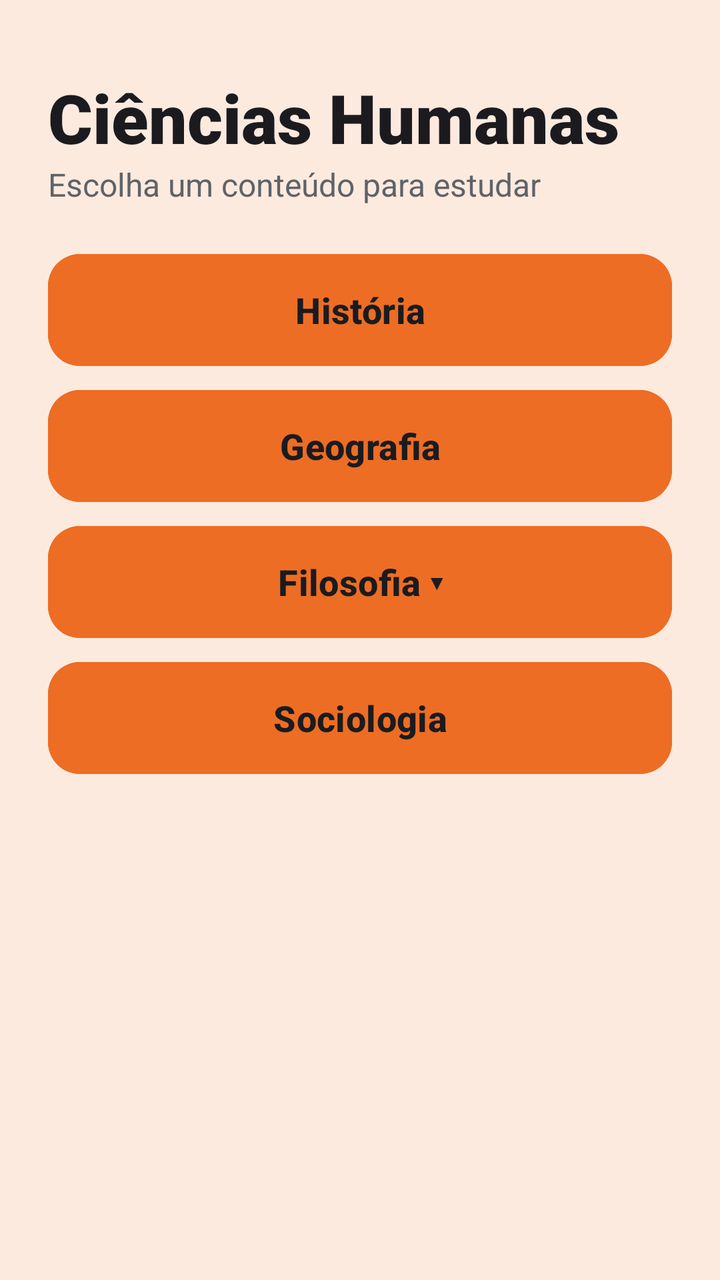
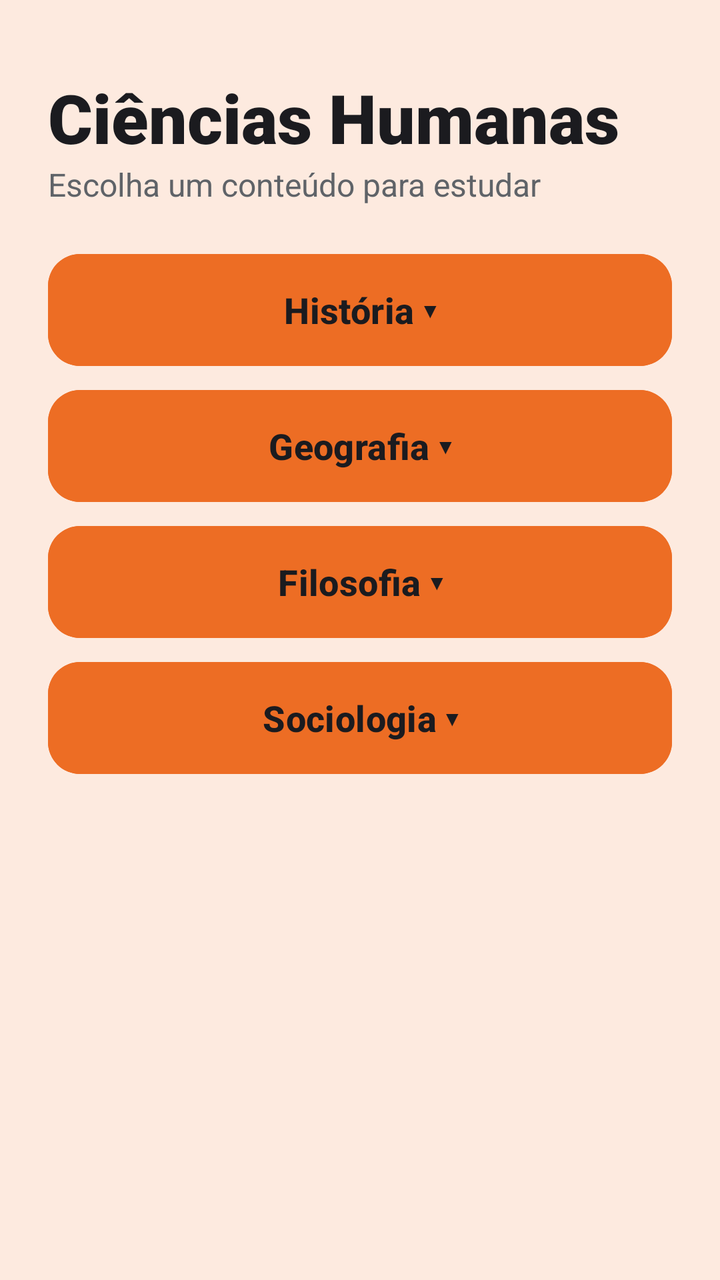

Before-and-after screenshots of an Android layout around one commit, followed by the original layout XML and the change that was made.
<!-- AndroidManifest.xml: application theme Theme.BrainUpPrototipo -->
<!-- res/layout/fragment_cienciashumanas.xml -->
<?xml version="1.0" encoding="utf-8"?>
<ScrollView xmlns:android="http://schemas.android.com/apk/res/android" xmlns:app="http://schemas.android.com/apk/res-auto" xmlns:tools="http://schemas.android.com/tools"
    android:layout_width="match_parent"
    android:layout_height="match_parent"
    android:background="@color/fundocienciashumanas"
    android:fillViewport="true">

    <LinearLayout
        android:layout_width="match_parent"
        android:layout_height="wrap_content"
        android:orientation="vertical"
        android:padding="24dp">

        <TextView
            android:layout_width="wrap_content"
            android:layout_height="wrap_content"
            android:layout_marginTop="12dp"
            android:fontFamily="sans-serif-black"
            android:text="Ciências Humanas"
            android:textColor="@color/texto_primario"
            android:textSize="34sp" />

        <TextView
            android:layout_width="wrap_content"
            android:layout_height="wrap_content"
            android:layout_marginBottom="12dp"
            android:text="Escolha um conteúdo para estudar"
            android:textColor="@color/texto_secundario"
            android:textSize="16sp" />

        <Button
            android:id="@+id/bthistoria"
            style="@style/BrainUp.Botao"
            android:layout_width="match_parent"
            android:layout_height="wrap_content"
            android:layout_marginTop="12dp"
            android:backgroundTint="@color/cienciashumanas"
            android:text="História" />
        <Button
            android:id="@+id/btgeografia"
            style="@style/BrainUp.Botao"
            android:layout_width="match_parent"
            android:layout_height="wrap_content"
            android:layout_marginTop="12dp"
            android:backgroundTint="@color/cienciashumanas"
            android:text="Geografia" />
        <Button
            android:id="@+id/btfilosofia"
            style="@style/BrainUp.Botao"
            android:layout_width="match_parent"
            android:layout_height="wrap_content"
            android:layout_marginTop="12dp"
            android:backgroundTint="@color/cienciashumanas"
            android:text="Filosofia ▾" />
        <LinearLayout
            android:id="@+id/menufilosofia"
            android:layout_width="match_parent"
            android:layout_height="wrap_content"
            android:orientation="vertical"
            android:paddingStart="24dp"
            android:visibility="gone">
            <Button
                android:id="@+id/btfiloIntro"
                style="@style/BrainUp.Botao"
                android:layout_width="match_parent"
                android:layout_height="wrap_content"
                android:layout_marginTop="12dp"
                android:backgroundTint="@color/cienciashumanas"
                android:text="Introdução à Filosofia" />
            <Button
                android:id="@+id/btpensadores"
                style="@style/BrainUp.Botao"
                android:layout_width="match_parent"
                android:layout_height="wrap_content"
                android:layout_marginTop="12dp"
                android:backgroundTint="@color/cienciashumanas"
                android:text="Pensadores Clássicos" />
            <Button
                android:id="@+id/btetica"
                style="@style/BrainUp.Botao"
                android:layout_width="match_parent"
                android:layout_height="wrap_content"
                android:layout_marginTop="12dp"
                android:backgroundTint="@color/cienciashumanas"
                android:text="Ética" />
            <Button
                android:id="@+id/btpolitica"
                style="@style/BrainUp.Botao"
                android:layout_width="match_parent"
                android:layout_height="wrap_content"
                android:layout_marginTop="12dp"
                android:backgroundTint="@color/cienciashumanas"
                android:text="Política" />
            <Button
                android:id="@+id/btpoliticaatual"
                style="@style/BrainUp.Botao"
                android:layout_width="match_parent"
                android:layout_height="wrap_content"
                android:layout_marginTop="12dp"
                android:backgroundTint="@color/cienciashumanas"
                android:text="Política Atual" />
        </LinearLayout>
        <Button
            android:id="@+id/btsociologia"
            style="@style/BrainUp.Botao"
            android:layout_width="match_parent"
            android:layout_height="wrap_content"
            android:layout_marginTop="12dp"
            android:backgroundTint="@color/cienciashumanas"
            android:text="Sociologia" />
    </LinearLayout>
</ScrollView>
<!-- resources referenced by this layout -->
<resources>
  <color name="cienciashumanas">#ed6d24</color>
  <color name="fundocienciashumanas">#25ed6d24</color>
  <color name="texto_primario">#1B1B1F</color>
  <color name="texto_secundario">#5F6368</color>
  <style name="BrainUp.Botao" parent="Widget.Material3.Button">
          <item name="android:textSize">18sp</item>
          <item name="android:textAllCaps">false</item>
          <item name="android:textStyle">bold</item>
          <item name="android:minHeight">56dp</item>
          <item name="android:insetTop">0dp</item>
          <item name="android:insetBottom">0dp</item>
          <item name="cornerRadius">16dp</item>
      </style>
  <style name="Theme.BrainUpPrototipo" parent="Base.Theme.BrainUpPrototipo" />
  <style name="Base.Theme.BrainUpPrototipo" parent="Theme.Material3.Light.NoActionBar">
          <item name="colorPrimary">@color/azul_app</item>
          <item name="colorOnPrimary">@color/texto_primario</item>
          <item name="android:windowBackground">@color/white</item>
          <item name="android:statusBarColor">@android:color/transparent</item>
          <item name="android:navigationBarColor">@android:color/transparent</item>
      </style>
  <color name="azul_app">#38B6FF</color>
  <color name="white">#FFFFFFFF</color>
</resources>

<!-- the commit's change to res/layout/fragment_cienciashumanas.xml (unified diff, before → after) -->
@@ -35,7 +35,47 @@
             android:layout_height="wrap_content"
             android:layout_marginTop="12dp"
             android:backgroundTint="@color/cienciashumanas"
-            android:text="História" />
+            android:text="História ▾" />
+        <LinearLayout
+            android:id="@+id/menuhistoria"
+            android:layout_width="match_parent"
+            android:layout_height="wrap_content"
+            android:orientation="vertical"
+            android:paddingStart="24dp"
+            android:visibility="gone">
+            <Button
+                android:id="@+id/bthcolonia"
+                style="@style/BrainUp.Botao"
+                android:layout_width="match_parent"
+                android:layout_height="wrap_content"
+                android:layout_marginTop="12dp"
+                android:backgroundTint="@color/cienciashumanas"
+                android:text="Brasil Colônia" />
+            <Button
+                android:id="@+id/bthimperio"
+                style="@style/BrainUp.Botao"
+                android:layout_width="match_parent"
+                android:layout_height="wrap_content"
+                android:layout_marginTop="12dp"
+                android:backgroundTint="@color/cienciashumanas"
+                android:text="Brasil Império" />
+            <Button
+                android:id="@+id/bthrepublica"
+                style="@style/BrainUp.Botao"
+                android:layout_width="match_parent"
+                android:layout_height="wrap_content"
+                android:layout_marginTop="12dp"
+                android:backgroundTint="@color/cienciashumanas"
+                android:text="Brasil República" />
+            <Button
+                android:id="@+id/bthmundo"
+                style="@style/BrainUp.Botao"
+                android:layout_width="match_parent"
+                android:layout_height="wrap_content"
+                android:layout_marginTop="12dp"
+                android:backgroundTint="@color/cienciashumanas"
+                android:text="Mundo Contemporâneo" />
+        </LinearLayout>
         <Button
             android:id="@+id/btgeografia"
             style="@style/BrainUp.Botao"
@@ -43,7 +83,39 @@
             android:layout_height="wrap_content"
             android:layout_marginTop="12dp"
             android:backgroundTint="@color/cienciashumanas"
-            android:text="Geografia" />
+            android:text="Geografia ▾" />
+        <LinearLayout
+            android:id="@+id/menugeografia"
+            android:layout_width="match_parent"
+            android:layout_height="wrap_content"
+            android:orientation="vertical"
+            android:paddingStart="24dp"
+            android:visibility="gone">
+            <Button
+                android:id="@+id/btgcartografia"
+                style="@style/BrainUp.Botao"
+                android:layout_width="match_parent"
+                android:layout_height="wrap_content"
+                android:layout_marginTop="12dp"
+                android:backgroundTint="@color/cienciashumanas"
+                android:text="Cartografia" />
+            <Button
+                android:id="@+id/btgclima"
+                style="@style/BrainUp.Botao"
+                android:layout_width="match_parent"
+                android:layout_height="wrap_content"
+                android:layout_marginTop="12dp"
+                android:backgroundTint="@color/cienciashumanas"
+                android:text="Clima e Biomas do Brasil" />
+            <Button
+                android:id="@+id/btgpopulacao"
+                style="@style/BrainUp.Botao"
+                android:layout_width="match_parent"
+                android:layout_height="wrap_content"
+                android:layout_marginTop="12dp"
+                android:backgroundTint="@color/cienciashumanas"
+                android:text="População, Cidades e Globalização" />
+        </LinearLayout>
         <Button
             android:id="@+id/btfilosofia"
             style="@style/BrainUp.Botao"
@@ -107,6 +179,38 @@
             android:layout_height="wrap_content"
             android:layout_marginTop="12dp"
             android:backgroundTint="@color/cienciashumanas"
-            android:text="Sociologia" />
+            android:text="Sociologia ▾" />
+        <LinearLayout
+            android:id="@+id/menusociologia"
+            android:layout_width="match_parent"
+            android:layout_height="wrap_content"
+            android:orientation="vertical"
+            android:paddingStart="24dp"
+            android:visibility="gone">
+            <Button
+                android:id="@+id/btsintro"
+                style="@style/BrainUp.Botao"
+                android:layout_width="match_parent"
+                android:layout_height="wrap_content"
+                android:layout_marginTop="12dp"
+                android:backgroundTint="@color/cienciashumanas"
+                android:text="Introdução à Sociologia" />
+            <Button
+                android:id="@+id/btscultura"
+                style="@style/BrainUp.Botao"
+                android:layout_width="match_parent"
+                android:layout_height="wrap_content"
+                android:layout_marginTop="12dp"
+                android:backgroundTint="@color/cienciashumanas"
+                android:text="Cultura e Diversidade" />
+            <Button
+                android:id="@+id/btstrabalho"
+                style="@style/BrainUp.Botao"
+                android:layout_width="match_parent"
+                android:layout_height="wrap_content"
+                android:layout_marginTop="12dp"
+                android:backgroundTint="@color/cienciashumanas"
+                android:text="Trabalho, Desigualdade e Cidadania" />
+        </LinearLayout>
     </LinearLayout>
 </ScrollView>
